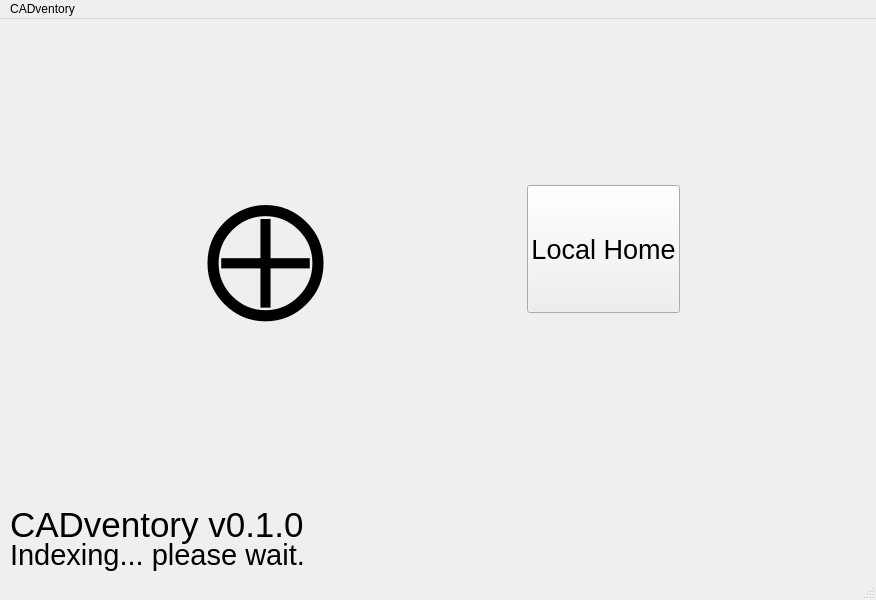
The window that src/mainwindow.ui (torfoes/cadventory) describes before a commit, drawn with Qt 5.
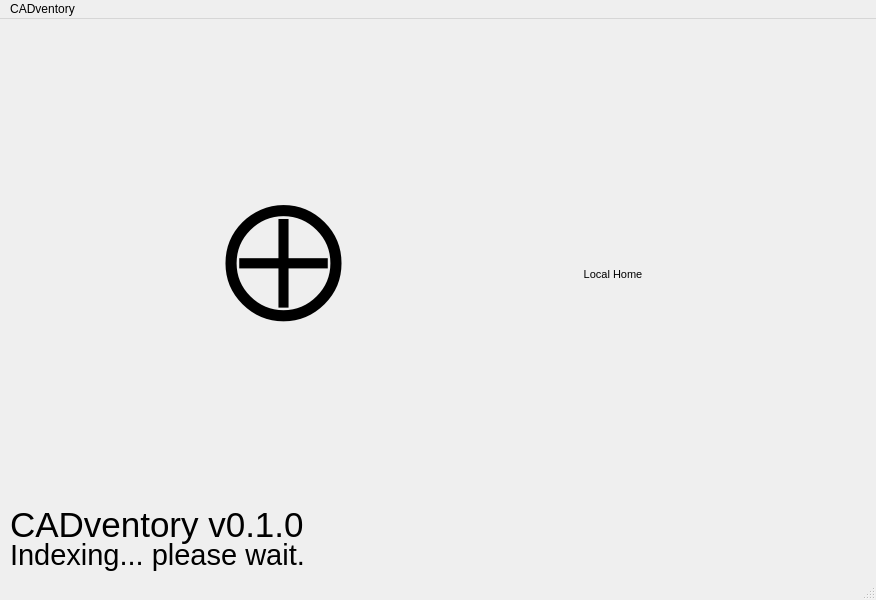
The same window after the commit. Icons and pictures are not drawn.

Commit message: changed the tiles into library folders. Needs a bit of work style wise

The edit to the form file:
```diff
--- a/src/mainwindow.ui
+++ b/src/mainwindow.ui
@@ -62,23 +62,41 @@
         </property>
         <property name="minimumSize">
          <size>
-          <width>128</width>
-          <height>128</height>
-         </size>
-        </property>
-        <property name="baseSize">
+                        <width>100</width>
+                        <height>100</height>
+                    </size>
+                </property>
+                <property name="flat">
+                    <bool>true</bool>
+                </property>
+                <property name="icon">
+                    <iconset>
+                        <normaloff>:/src/assets/folder_icon.png</normaloff> <!-- Path to folder icon -->
+                    </iconset>
+                </property>
+                <property name="iconSize">
          <size>
-          <width>128</width>
-          <height>128</height>
-         </size>
-        </property>
+                        <width>70</width> <!-- Adjust this to make icon occupy most of the top -->
+                        <height>70</height>
+                    </size>
+                </property>
+                <property name="text">
+                    <string>Local Home</string>
+                </property>
         <property name="font">
          <font>
-          <pointsize>20</pointsize>
-         </font>
-        </property>
-        <property name="text">
-         <string>Local Home</string>
+                        <pointsize>8</pointsize> <!-- Small font to fit under the icon -->
+                    </font>
+                </property>
+                <property name="styleSheet">
+                    <string notr="true">
+                        QPushButton {
+                            border: none;
+                            background-color: transparent;
+                            padding-top: 50px; /* Adjust this padding to move the text under the icon */
+                            text-align: center;
+                        }
+                    </string>
         </property>
        </widget>
       </item>
```
Lines whose indentation alone changed are shown as unchanged. The commit also changes 3 other files.
